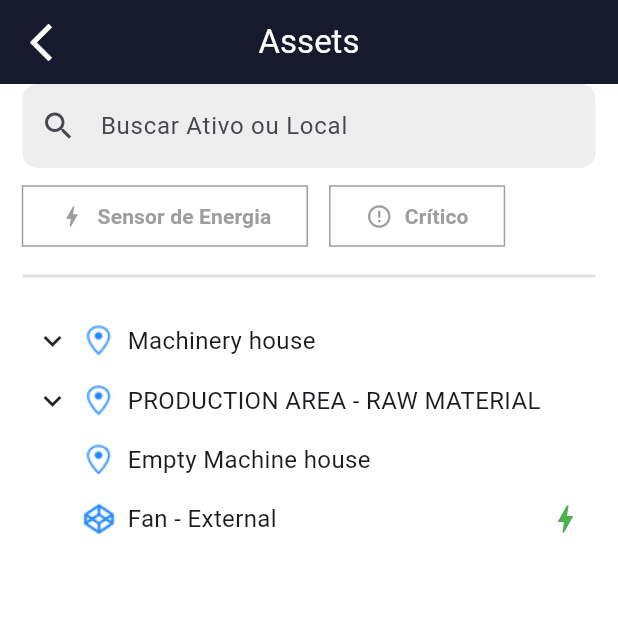
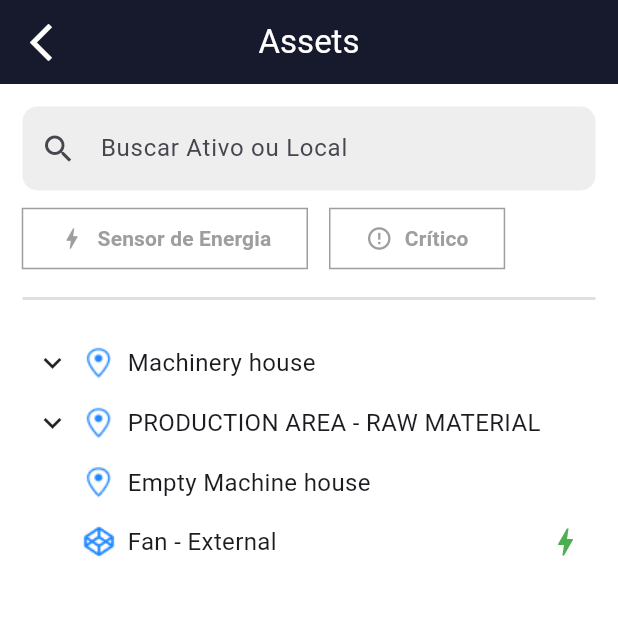
Before and after one commit to LeonardoMaito/tractian-treeview, a Flutter app: the screen it shows after launch, after a tap on "Jaguar Unit", on a phone screen of 412 x 824 dp, the top half of it. Run offline on Flutter 3.47's test engine with Material 3 defaults, Android fonts, the phone set to English and light mode, and no system bars; our stand-ins replace flutter_mobx, get_it, mobx; generated files the repository leaves out were written again.

Commit message:
style: add padding to single child scroll view

```diff
--- a/lib/features/asset_page/presentation/pages/asset_page.dart
+++ b/lib/features/asset_page/presentation/pages/asset_page.dart
@@ -47,7 +47,7 @@ class _AssetPageState extends State<AssetPage> {
     return Scaffold(
       appBar: const CustomAppBar(),
       body: SingleChildScrollView(
-        padding: const EdgeInsets.symmetric(horizontal: 15.0),
+        padding: const EdgeInsets.only(left: 15.0, right: 15, top: 15),
         child: Column(
           mainAxisSize: MainAxisSize.max,
           children: [
```
Also changed, not shown: 11 other files.
